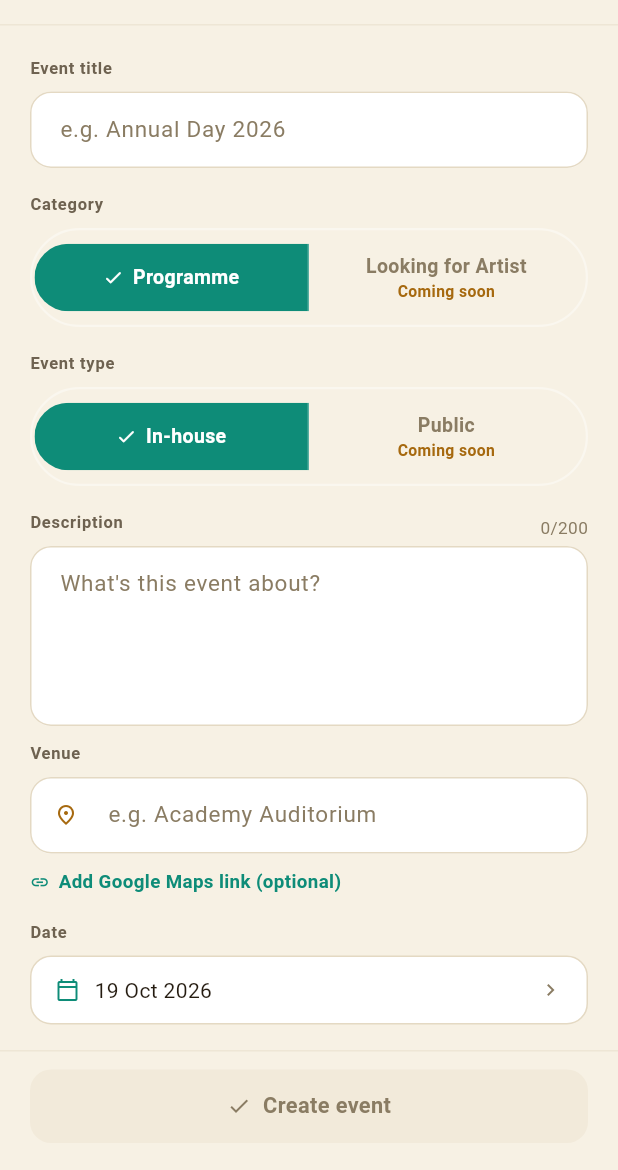
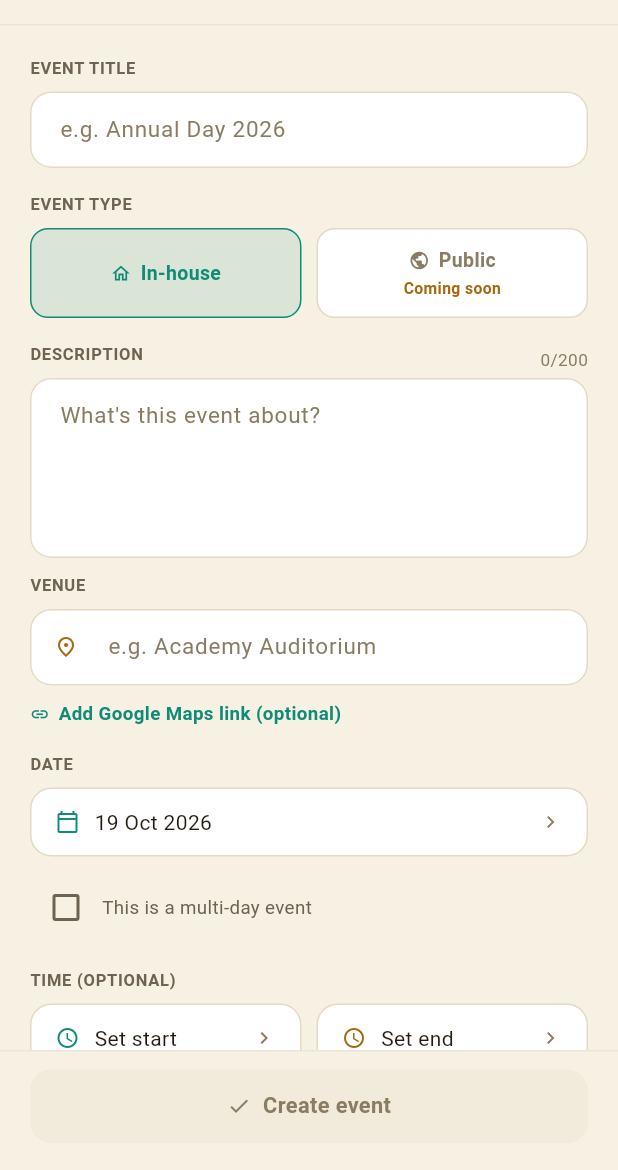
Before and after one commit to kalaapp2026/OwleoDev, a Flutter app: the EventFormScreen screen opened by its route, on a phone screen of 412 x 824 dp, the part 66-1236 px from its top. Run offline on Flutter 3.47's test engine with Material 3 defaults, Android fonts, the phone set to English and light mode, and no system bars; our stand-ins replace audioplayers, dio, file_picker, firebase_core, firebase_messaging, fl_chart and 6 more; missing offline and left inert: pdfrx; accounts and stored records are empty; network calls fail.

Commit message:
Events: outlined choice chips, Public shown as Coming soon
The segmented controls rendered with a square-edged fill that did not
sit inside the pill. Upcoming/Past, Event type and Status now use a
shared AppChoiceChips - outlined chips with the selected one tinted -
matching the reference screens. Public is shown but disabled with a
"Coming soon" hint; In-house is the only enabled event type. The
Category row is gone (new events are Programmes; an existing event
keeps its type), and form labels are uppercase.

Co-Authored-By: Claude Sonnet 5.5 <noreply@anthropic.com>

```diff
--- /dev/null
+++ b/NEST_FE/lib/core/design/choice_chips.dart
@@ -0,0 +1,92 @@
+import 'package:flutter/material.dart';
+import 'package:nest_fe/app/theme/app_tokens.dart';
+import 'package:nest_fe/app/theme/app_typography.dart';
+import 'package:nest_fe/core/design/pressable.dart';
+
+/// A row of equal-width outlined choices, the selected one tinted - the Events screens' treatment
+/// for Upcoming/Past, Event type and Status.
+///
+/// An option can be shown but not yet available: pass [isEnabled] false and a [hintOf] such as
+/// "Coming soon". It stays visible so people know it is planned, but cannot be tapped.
+class AppChoiceChips<T> extends StatelessWidget {
+  const AppChoiceChips({
+    super.key,
+    required this.options,
+    required this.labelOf,
+    required this.isSelected,
+    required this.onTap,
+    this.iconOf,
+    this.isEnabled,
+    this.hintOf,
+  });
+
+  final List<T> options;
+  final String Function(T) labelOf;
+  final bool Function(T) isSelected;
+  final ValueChanged<T> onTap;
+  final IconData? Function(T)? iconOf;
+  final bool Function(T)? isEnabled;
+  final String? Function(T)? hintOf;
+
+  @override
+  Widget build(BuildContext context) {
+    final palette = context.palette;
+    return IntrinsicHeight(
+      child: Row(
+        crossAxisAlignment: CrossAxisAlignment.stretch,
+        children: [
+          for (var i = 0; i < options.length; i++) ...[
+            if (i > 0) const SizedBox(width: AppSpacing.md),
+            Expanded(child: _chip(context, palette, options[i])),
+          ],
+        ],
+      ),
+    );
+  }
+
+  Widget _chip(BuildContext context, AppPalette palette, T option) {
+    final selected = isSelected(option);
+    final enabled = isEnabled?.call(option) ?? true;
+    final hint = hintOf?.call(option);
+    final icon = iconOf?.call(option);
+    final fg = selected ? palette.primary : (enabled ? palette.textMuted : palette.textFaint);
+
+    return Pressable(
+      onTap: enabled ? () => onTap(option) : null,
+      child: Container(
+        padding: const EdgeInsets.symmetric(horizontal: AppSpacing.md, vertical: 11),
+        alignment: Alignment.center,
+        decoration: BoxDecoration(
+          color: selected ? palette.primarySoft : palette.surfaceRaised,
+          borderRadius: AppRadii.all(AppRadii.lg),
+          border: Border.all(color: selected ? palette.primary : palette.border),
+        ),
+        child: Column(
+          mainAxisSize: MainAxisSize.min,
+          children: [
+            Row(
+              mainAxisSize: MainAxisSize.min,
+              children: [
+                if (icon != null) ...[Icon(icon, size: 14, color: fg), const SizedBox(width: 6)],
+                Flexible(
+                  child: Text(
+                    labelOf(option),
+                    maxLines: 1,
+                    overflow: TextOverflow.ellipsis,
+                    style: TextStyle(fontSize: AppType.md, fontWeight: AppType.bold, color: fg),
+                  ),
+                ),
+              ],
+            ),
+            if (hint != null)
+              Padding(
+                padding: const EdgeInsets.only(top: 2),
+                child: Text(hint,
+                    style: TextStyle(fontSize: AppType.tiny, fontWeight: AppType.semi, color: palette.gold)),
+              ),
+          ],
+        ),
+      ),
+    );
+  }
+}
--- a/NEST_FE/lib/features/events/presentation/event_form_screen.dart
+++ b/NEST_FE/lib/features/events/presentation/event_form_screen.dart
@@ -7,7 +7,7 @@ import 'package:nest_fe/core/design/app_top_bar.dart';
 import 'package:nest_fe/core/design/buttons.dart';
 import 'package:nest_fe/core/design/calendar_modal.dart';
 import 'package:nest_fe/core/design/people_picker_sheet.dart';
-import 'package:nest_fe/core/design/segmented_control.dart';
+import 'package:nest_fe/core/design/choice_chips.dart';
 import 'package:nest_fe/core/design/sheets.dart';
 import 'package:nest_fe/core/design/time_picker_sheet.dart';
 import 'package:nest_fe/core/error/api_exception.dart';
@@ -68,7 +68,7 @@ class _EventFormScreenState extends ConsumerState<EventFormScreen> {
   late final _locationController = TextEditingController(text: widget.existing?.location);
   late final _mapsController = TextEditingController(text: widget.existing?.venueMapsUrl);
 
-  late String _type = widget.existing?.type ?? 'PROGRAMME';
+  late final String _type = widget.existing?.type ?? 'PROGRAMME';
   late String _visibility = widget.existing?.visibility ?? 'INHOUSE';
   late String _status = widget.existing?.status == 'DRAFT' ? 'DRAFT' : 'PUBLISHED';
   late String _audienceType = widget.existing?.audienceType ?? 'ALL_STUDENTS';
@@ -281,26 +281,17 @@ class _EventFormScreenState extends ConsumerState<EventFormScreen> {
           _label('Event title'),
           _textField(_titleController, 'e.g. Annual Day 2026'),
           const SizedBox(height: AppSpacing.xxl),
-          _label('Category'),
-          AppSegmentedControl<String>(
-            options: const ['PROGRAMME', 'LOOKING_FOR_ARTIST'],
-            labelOf: (v) => v == 'PROGRAMME' ? 'Programme' : 'Looking for Artist',
-            isSelected: (v) => v == _type,
-            onTap: (v) => setState(() => _type = v),
-            // Looking for Artist is not open yet. An existing event that already uses it keeps it
-            // selected (and saves unchanged); nothing new can pick it.
-            isEnabled: (v) => v == 'PROGRAMME',
-            hintOf: (v) => v == 'PROGRAMME' ? null : 'Coming soon',
-          ),
-          const SizedBox(height: AppSpacing.xxl),
+          // There is no Category row: a new event is always a Programme (Looking for Artist is not
+          // open yet), and an existing event keeps whatever type it already has via [_type].
           _label('Event type'),
-          AppSegmentedControl<String>(
+          AppChoiceChips<String>(
             options: const ['INHOUSE', 'PUBLIC'],
             labelOf: (v) => v == 'INHOUSE' ? 'In-house' : 'Public',
+            iconOf: (v) => v == 'INHOUSE' ? Icons.home_outlined : Icons.public,
             isSelected: (v) => v == _visibility,
             onTap: (v) => setState(() => _visibility = v),
-            // Public events (and their auto-published Social post) are not open yet - same rule as
-            // Category above.
+            // Public events (and their auto-published Social post) are not open yet. An existing
+            // public event stays selected and saves unchanged until it is switched to In-house.
             isEnabled: (v) => v == 'INHOUSE',
             hintOf: (v) => v == 'INHOUSE' ? null : 'Coming soon',
           ),
@@ -401,11 +392,13 @@ class _EventFormScreenState extends ConsumerState<EventFormScreen> {
           ),
           const SizedBox(height: AppSpacing.xxl),
           _label('Status'),
-          AppSegmentedControl<String>(
+          AppChoiceChips<String>(
             options: const ['PUBLISHED', 'DRAFT'],
             labelOf: (v) => v == 'PUBLISHED' ? 'Published' : 'Draft',
             isSelected: (v) => v == _status,
-            onTap: _isEditing ? (_) {} : (v) => setState(() => _status = v),
+            onTap: (v) => setState(() => _status = v),
+            // Status only changes through Cancel/Restore once an event exists.
+            isEnabled: (_) => !_isEditing,
           ),
           if (_isEditing)
             Padding(
@@ -594,7 +587,7 @@ class _EventFormScreenState extends ConsumerState<EventFormScreen> {
 
   Widget _label(String text) => Padding(
         padding: const EdgeInsets.only(bottom: AppSpacing.sm),
-        child: Text(text,
+        child: Text(text.toUpperCase(),
             style: TextStyle(fontSize: AppType.xs, fontWeight: AppType.bold, color: context.palette.textMuted, letterSpacing: 0.5)),
       );
 
--- a/NEST_FE/lib/features/events/presentation/event_list_screen.dart
+++ b/NEST_FE/lib/features/events/presentation/event_list_screen.dart
@@ -6,7 +6,7 @@ import 'package:nest_fe/core/auth/session_controller.dart';
 import 'package:nest_fe/core/design/app_top_bar.dart';
 import 'package:nest_fe/core/design/calendar_modal.dart';
 import 'package:nest_fe/core/design/pressable.dart';
-import 'package:nest_fe/core/design/segmented_control.dart';
+import 'package:nest_fe/core/design/choice_chips.dart';
 import 'package:nest_fe/core/design/status_badge.dart';
 import 'package:nest_fe/core/format/money.dart';
 import 'package:nest_fe/core/widgets/async_value_view.dart';
@@ -219,7 +219,7 @@ class _EventListScreenState extends ConsumerState<EventListScreen> {
                       ),
                     ),
                     const SizedBox(height: AppSpacing.md),
-                    AppSegmentedControl<String>(
+                    AppChoiceChips<String>(
                       options: const ['upcoming', 'past'],
                       labelOf: (v) => v == 'upcoming' ? 'Upcoming' : 'Past',
                       isSelected: (v) => v == _tab,
```
